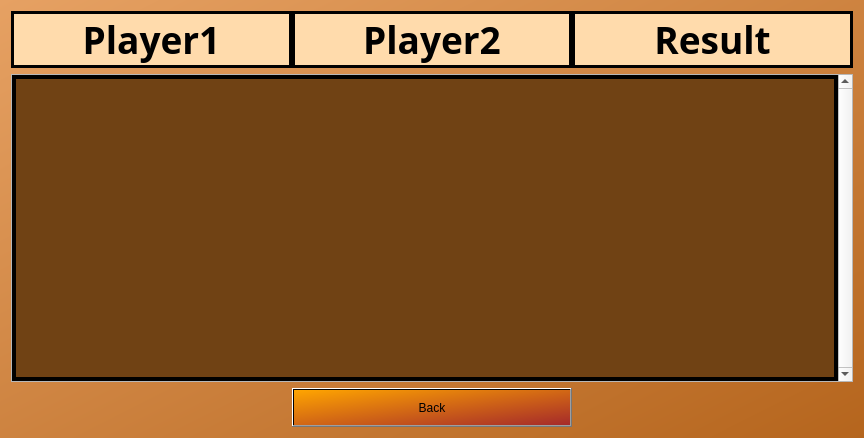
Above: gui/resource_ui_files/statistics.ui from Whisky92/Network-Chess-With-AI before the change. Below: the same form after it.
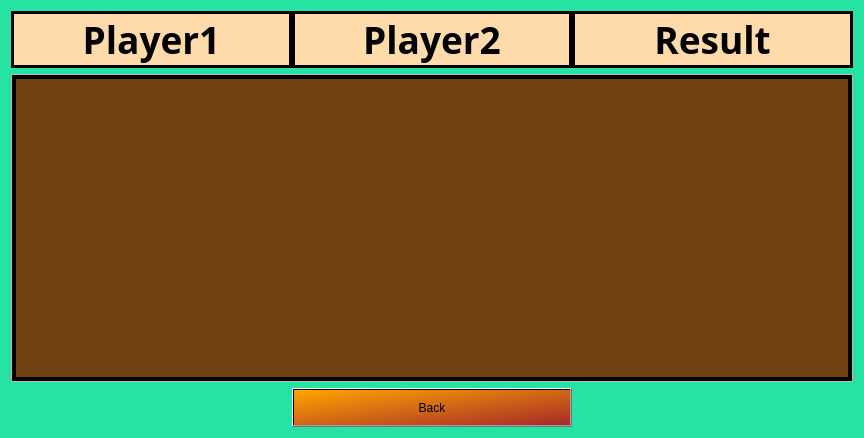
That is the form after the change.

Patch:
```diff
--- a/gui/resource_ui_files/statistics.ui
+++ b/gui/resource_ui_files/statistics.ui
@@ -21,7 +21,7 @@
   </property>
   <property name="styleSheet">
    <string notr="true">QWidget#Form {
-	background-color: qlineargradient(x1: 0, y1: 0, x2: 1, y2: 1, stop: 0 #e6a163, stop: 1 #b5651d);
+	background-color: #26E2A3;
 }
 </string>
   </property>
@@ -125,7 +125,7 @@
       <string notr="true"/>
      </property>
      <property name="verticalScrollBarPolicy">
-      <enum>Qt::ScrollBarAlwaysOn</enum>
+      <enum>Qt::ScrollBarAsNeeded</enum>
      </property>
      <property name="widgetResizable">
       <bool>true</bool>
@@ -135,7 +135,7 @@
        <rect>
         <x>0</x>
         <y>0</y>
-        <width>827</width>
+        <width>844</width>
         <height>309</height>
        </rect>
       </property>
```
